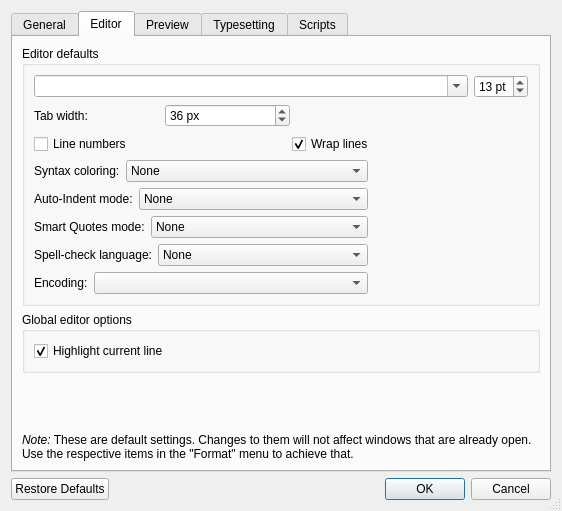
Sharpie/TeXworks, file src/PrefsDialog.ui: the form before one commit.
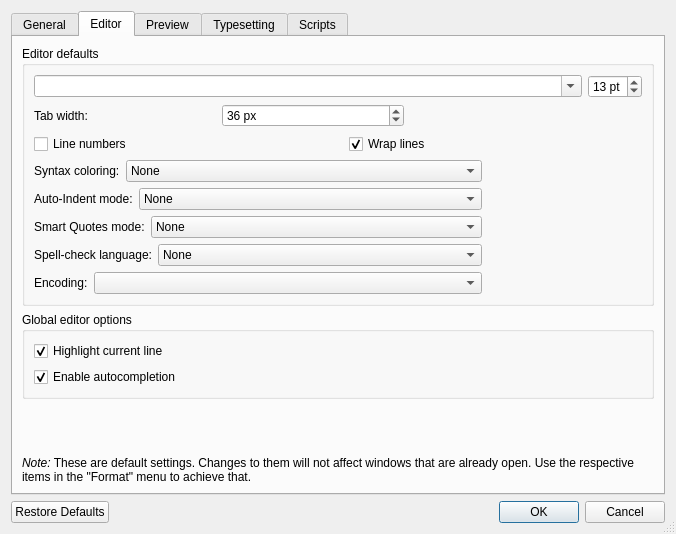
The form after the commit. Icons and pictures are not drawn.

Commit message:
Add entry to preferences pane for autocompletion
New checkbox under the "Editor" tab of the preferences that can be used to
toggle the value of `autocompleteEnabled`.

What changed in the file:
```diff
--- a/src/PrefsDialog.ui
+++ b/src/PrefsDialog.ui
@@ -6,8 +6,8 @@
    <rect>
     <x>0</x>
     <y>0</y>
-    <width>541</width>
-    <height>511</height>
+    <width>676</width>
+    <height>534</height>
    </rect>
   </property>
   <property name="windowTitle">
@@ -496,6 +496,16 @@
             </property>
            </widget>
           </item>
+          <item row="1" column="0">
+           <widget class="QCheckBox" name="autocompleteEnabled">
+            <property name="text">
+             <string>Enable autocompletion</string>
+            </property>
+            <property name="checked">
+             <bool>true</bool>
+            </property>
+           </widget>
+          </item>
          </layout>
         </widget>
        </item>
```
The commit also changes 2 other files.
